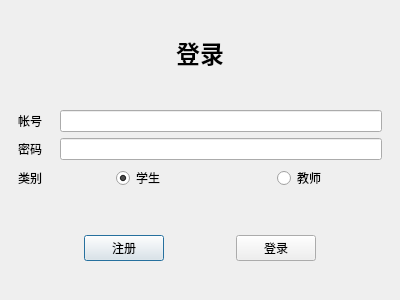
Before: the Qt Designer form ui/log.ui in fanenr/cxx-DB-client, drawn with Qt 5.
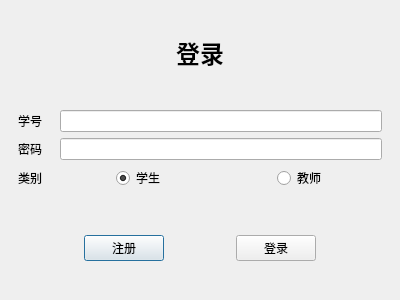
After: the same form once the commit is applied.

```diff
--- a/ui/log.ui
+++ b/ui/log.ui
@@ -56,7 +56,7 @@
      <item row="0" column="0">
       <widget class="QLabel" name="hint1">
        <property name="text">
-        <string>帐号</string>
+        <string>学号</string>
        </property>
       </widget>
      </item>
```
